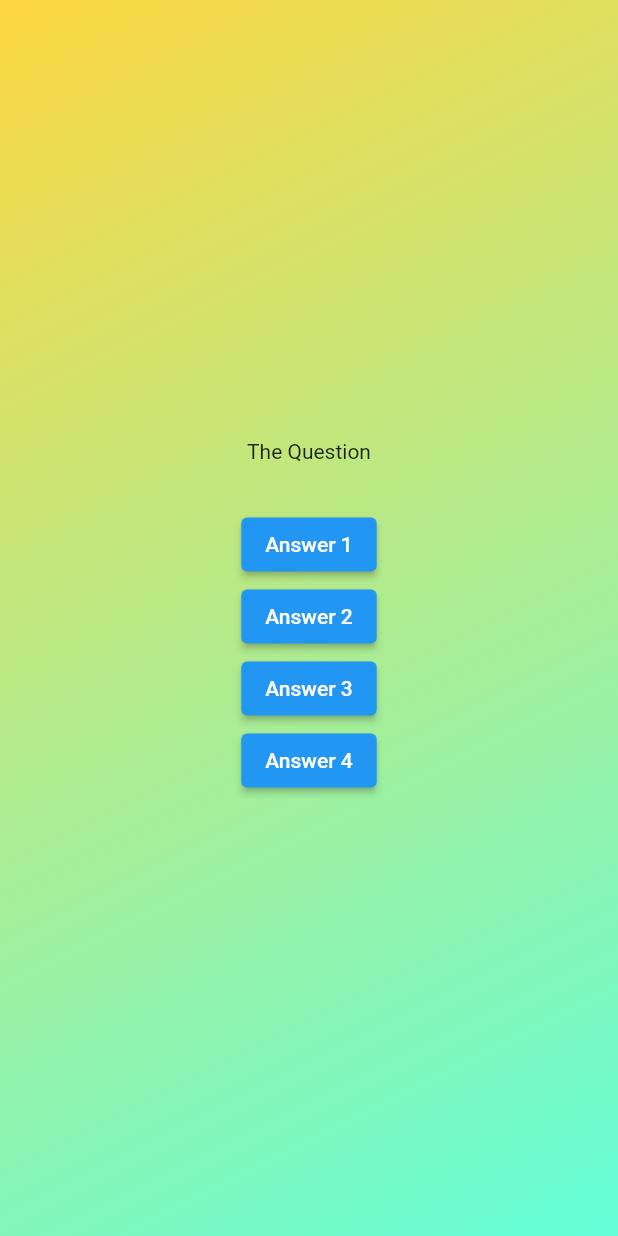
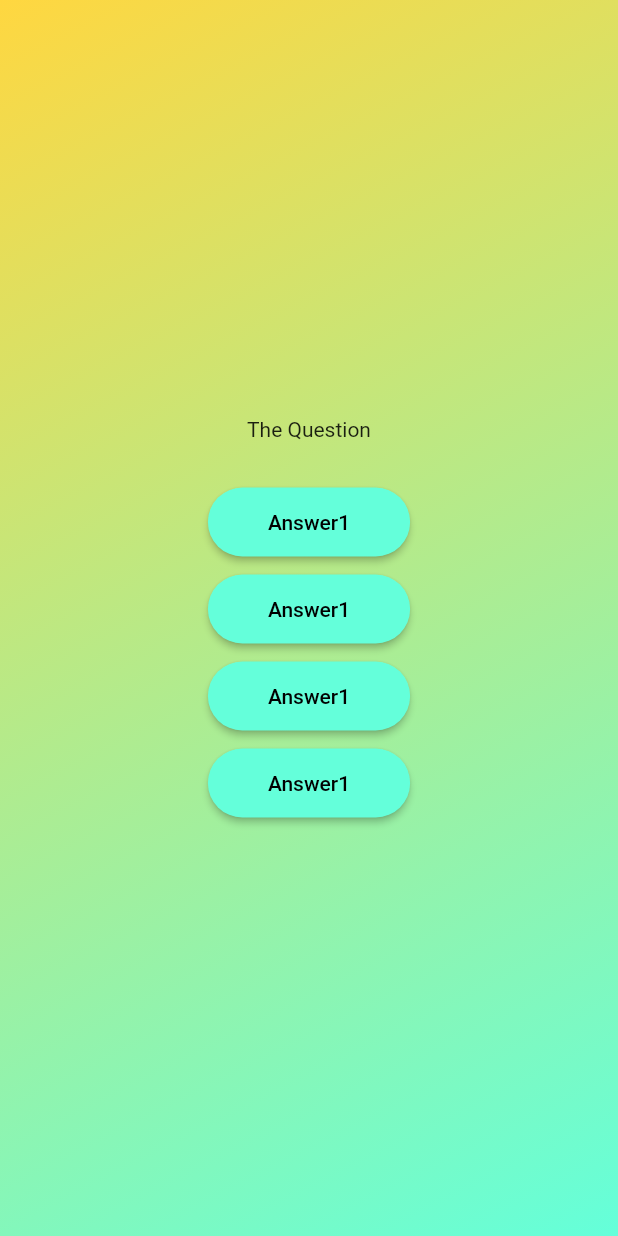
Before and after one commit to sharshv2012/quizzyy, a Flutter app: the screen it shows after launch, after a tap on "Start Quizz!", on a phone screen of 412 x 824 dp. Run offline on Flutter 3.47's test engine with Material 2 defaults, Android fonts, the light colour scheme and no system bars.

Commit message:
Commit 5 : Modified the answer buttons by creating custom widgets for them : )

```diff
--- /dev/null
+++ b/lib/answer_button.dart
@@ -0,0 +1,24 @@
+import 'package:flutter/material.dart';
+
+class AnswerButton extends StatelessWidget{
+
+const AnswerButton({super.key , required this.answerText , required this.onTap});
+final String answerText ;
+final void Function() onTap ;
+
+
+  @override
+  Widget build (BuildContext context) {
+    return ElevatedButton(
+            onPressed: onTap,
+            style: ElevatedButton.styleFrom(
+
+              padding: const EdgeInsets.symmetric(vertical: 15 , horizontal: 40),
+              backgroundColor: Colors.tealAccent,
+              foregroundColor: Colors.black ,
+              shape: RoundedRectangleBorder(borderRadius: BorderRadius.circular(40)),
+            ),
+            child: Text(answerText), // can't use const here because answerText is a variable.
+          );
+  }
+}
--- a/lib/questions_screen.dart
+++ b/lib/questions_screen.dart
@@ -1,4 +1,5 @@
 import 'package:flutter/material.dart';
+import 'package:quizzyy/answer_button.dart';
 
 class QuestionsScreen extends StatefulWidget {
   const QuestionsScreen({super.key});
@@ -12,16 +13,22 @@ class _QuestionsScreenState extends State<QuestionsScreen> {
   @override
   Widget build(context) {
     return SizedBox(
-      width: double.infinity, // assigning this column the whole screen we can also do "mainAxisSize: MainAxisSize.min" inside the column.
+      width: double
+          .infinity, // assigning this column the whole screen we can also do "mainAxisSize: MainAxisSize.min" inside the column.
       child: Column(
         mainAxisAlignment: MainAxisAlignment.center,
         children: [
           const Text("The Question"),
           const SizedBox(height: 30),
-          ElevatedButton(onPressed: () {}, child: const Text("Answer 1")),
-          ElevatedButton(onPressed: () {}, child: const Text("Answer 2")),
-          ElevatedButton(onPressed: () {}, child: const Text("Answer 3")),
-          ElevatedButton(onPressed: () {}, child: const Text("Answer 4")),
+
+          AnswerButton(answerText: "Answer1", onTap: (){}),
+          const SizedBox(height: 10),
+          AnswerButton(answerText: "Answer1", onTap: (){}),
+          const SizedBox(height: 10),
+          AnswerButton(answerText: "Answer1", onTap: (){}),
+          const SizedBox(height: 10),
+          AnswerButton(answerText: "Answer1", onTap: (){}),
+
         ],
       ),
     );
```
